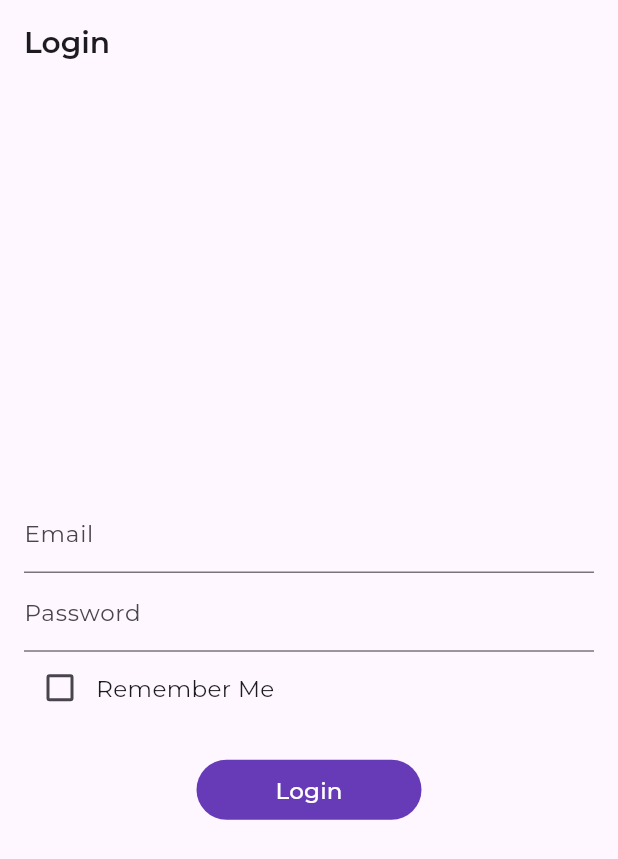
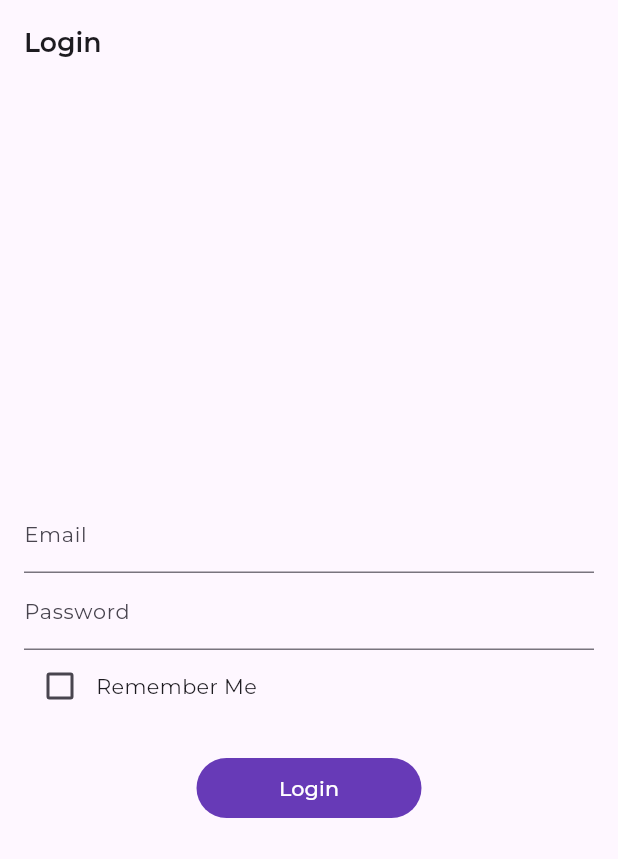
Before and after one commit to FESFPakistan/FESFPakistan_Bill_Log_App, a Flutter app: the screen it shows after launch, on a phone screen of 412 x 824 dp. Shown: the top 859 px of the screen. Run offline on Flutter 3.47's test engine with Material 3 defaults, Android fonts, the light colour scheme and no system bars; our stand-ins replace connectivity_plus, google_fonts, image_cropper, image_picker, shared_preferences.

Commit message:
further changes in UI for text scaling based on screen size

```diff
--- a/lib/main.dart
+++ b/lib/main.dart
@@ -5,9 +5,46 @@ import 'package:shared_preferences/shared_preferences.dart';
 
 // Utility function for responsive font size
 double getResponsiveFontSize(BuildContext context, double baseFontSize) {
-  final scaleFactor = MediaQuery.of(context).textScaleFactor;
-  final screenWidth = MediaQuery.of(context).size.width;
-  return baseFontSize * scaleFactor * (screenWidth / 375);
+  final mediaQuery = MediaQuery.of(context);
+  final scaler = mediaQuery.textScaler;
+  final screenWidth = mediaQuery.size.width;
+  final screenHeight = mediaQuery.size.height;
+
+  // Define reference widths for different device categories
+  const double smallPhoneWidth = 320.0; // e.g., iPhone SE
+  const double mediumPhoneWidth = 375.0; // e.g., iPhone 6/7/8
+  const double largePhoneWidth = 414.0; // e.g., iPhone 11
+  const double tabletWidth = 600.0; // e.g., iPad
+  const double baseAspectRatio = 9 / 16; // Standard aspect ratio for phones
+  const double baseTabletAspectRatio = 4 / 3; // Standard aspect ratio for tablets
+
+  // Select reference width based on screen size
+  double referenceWidth;
+  if (screenWidth < 360.0) {
+    referenceWidth = smallPhoneWidth;
+  } else if (screenWidth < 414.0) {
+    referenceWidth = mediumPhoneWidth;
+  } else if (screenWidth < 600.0) {
+    referenceWidth = largePhoneWidth;
+  } else {
+    referenceWidth = tabletWidth;
+  }
+
+  // Calculate aspect ratio with safe division
+  final aspectRatio = screenHeight > 0 ? screenWidth / screenHeight : 0.5625;
+  final aspectRatioAdjustment = (aspectRatio / 0.5625).clamp(0.9, 1.1); // Normalize around 9:16 ratio
+
+  // Calculate scaling factor with safe division
+  final widthScalingFactor = referenceWidth > 0 ? screenWidth / referenceWidth : 1.0;
+
+  // Combine scaling factors
+  double fontSize = baseFontSize * scaler.scale(1.0) * widthScalingFactor * aspectRatioAdjustment;
+
+  // Debug logging (optional, remove in production)
+  // print('FontSize: Base=$baseFontSize, Scaler=${scaler.scale(1.0)}, Width=$screenWidth, Ref=$referenceWidth, Aspect=$aspectRatioAdjustment, Final=$fontSize');
+
+  // Clamp font size to prevent extremes
+  return fontSize.clamp(baseFontSize * 0.85, baseFontSize * 1.3);
 }
 
 void main() {
--- a/lib/pages/add_bill_page.dart
+++ b/lib/pages/add_bill_page.dart
@@ -52,12 +52,11 @@ class _AddBillPageState extends State<AddBillPage> {
         _expenseHeads = List<Map<String, dynamic>>.from(jsonDecode(cachedExpenseHeads));
       });
     } else {
-      // Set default expense head if no cached data
       setState(() {
         _expenseHeads = [
           {'id': 0, 'name': 'General', 'code': 'GENERAL'}
         ];
-        _expenseHead = 'General'; // Pre-select General
+        _expenseHead = 'General';
       });
       if (await _hasInternetConnection()) {
         await _fetchExpenseHeads();
@@ -94,7 +93,6 @@ class _AddBillPageState extends State<AddBillPage> {
         final data = jsonDecode(response.body) as List;
         setState(() {
           _expenseHeads = data.map((item) => {'id': item['id'], 'name': item['name'], 'code': item['code']}).toList();
-          // Ensure General is included if not in API response
           if (!_expenseHeads.any((head) => head['name'] == 'General')) {
             _expenseHeads.insert(0, {'id': 0, 'name': 'General', 'code': 'GENERAL'});
           }
@@ -293,7 +291,7 @@ class _AddBillPageState extends State<AddBillPage> {
                     value: head['name'],
                     child: Text(
                       head['name'],
-                      style: GoogleFonts.montserrat(fontSize: getResponsiveFontSize(context, 13.0), fontWeight: FontWeight.w400),
+                      style: GoogleFonts.montserrat(fontSize: getResponsiveFontSize(context, 14.0), fontWeight: FontWeight.w400),
                     ),
                   );
                 }).toList(),
```
Also changed, not shown: lib/pages/bill_screen.dart (+25 -24 lines), pubspec.yaml (+13 -8 lines), pubspec.lock, 1 other file.
